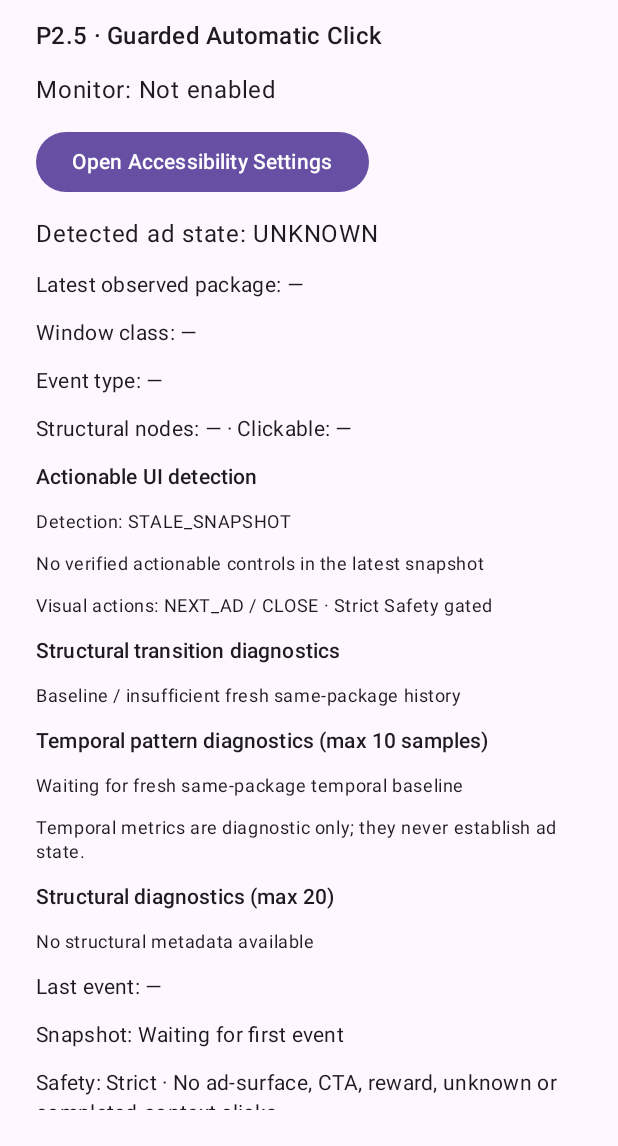
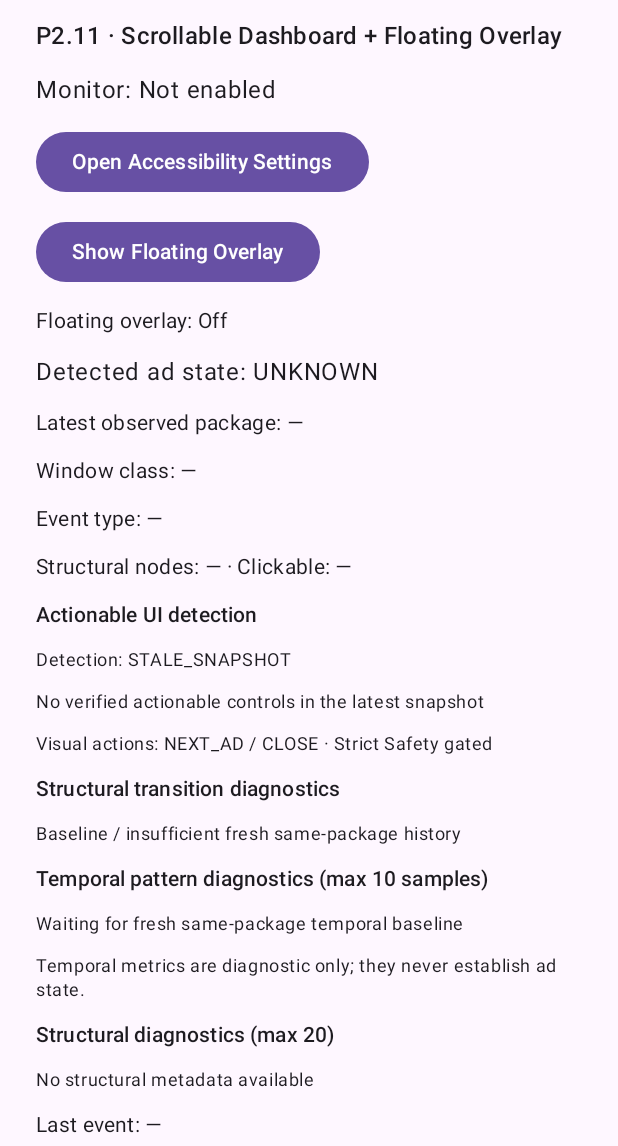
Before and after one commit to kenznguyen/Smart-Ad-Skip, an Android app built with Jetpack Compose: the screen it shows after launch (MainActivity), on a phone screen of 412 x 824 dp, the part 90-1236 px from its top. Run offline under Robolectric (Android 15) with nearby library versions, the phone set to English and light mode, and no system bars; our stand-ins replace AdMob.

Commit message:
feat(p2.11): make dashboard scrollable and add overlay control

```diff
--- a/app/src/main/java/com/kenznguyen/smartadskip/MainActivity.kt
+++ b/app/src/main/java/com/kenznguyen/smartadskip/MainActivity.kt
@@ -9,6 +9,8 @@ import androidx.compose.foundation.layout.Arrangement
 import androidx.compose.foundation.layout.Column
 import androidx.compose.foundation.layout.fillMaxSize
 import androidx.compose.foundation.layout.padding
+import androidx.compose.foundation.rememberScrollState
+import androidx.compose.foundation.verticalScroll
 import androidx.compose.material3.Button
 import androidx.compose.material3.MaterialTheme
 import androidx.compose.material3.Surface
@@ -23,6 +25,7 @@ import androidx.compose.ui.unit.dp
 import com.kenznguyen.smartadskip.accessibility.AccessibilityMonitorRepository
 import com.kenznguyen.smartadskip.accessibility.AccessibilitySnapshotPolicy
 import com.kenznguyen.smartadskip.detection.AdDetectionRepository
+import com.kenznguyen.smartadskip.overlay.OverlayRequestRepository
 import java.time.Instant
 import java.time.ZoneId
 import java.time.format.DateTimeFormatter
@@ -47,6 +50,7 @@ private fun AccessibilityMonitorScreen() {
     val isConnected by AccessibilityMonitorRepository.isConnected.collectAsState()
     val snapshot by AccessibilityMonitorRepository.latestSnapshot.collectAsState()
     val adState by AdDetectionRepository.state.collectAsState()
+    val overlayRequested by OverlayRequestRepository.requested.collectAsState()
     val nowMillis by produceState(initialValue = System.currentTimeMillis(), snapshot?.observedAtEpochMillis) {
         while (true) {
             value = System.currentTimeMillis()
@@ -69,17 +73,21 @@ private fun AccessibilityMonitorScreen() {
     } ?: "—"
 
     Column(
-        modifier = Modifier.fillMaxSize().padding(24.dp),
+        modifier = Modifier.fillMaxSize().verticalScroll(rememberScrollState()).padding(24.dp),
         verticalArrangement = Arrangement.spacedBy(12.dp)
     ) {
         Text("Smart Ad Skip", style = MaterialTheme.typography.headlineMedium)
-        Text("P2.5 · Guarded Automatic Click", style = MaterialTheme.typography.titleMedium)
+        Text("P2.11 · Scrollable Dashboard + Floating Overlay", style = MaterialTheme.typography.titleMedium)
         Text("Monitor: ${if (isConnected) "Connected" else "Not enabled"}", style = MaterialTheme.typography.bodyLarge)
         Button(onClick = {
             context.startActivity(Intent(Settings.ACTION_ACCESSIBILITY_SETTINGS))
         }) {
             Text("Open Accessibility Settings")
         }
+        Button(onClick = { OverlayRequestRepository.setRequested(!overlayRequested) }) {
+            Text(if (overlayRequested) "Hide Floating Overlay" else "Show Floating Overlay")
+        }
+        Text("Floating overlay: ${if (overlayRequested) "Requested" else "Off"}", style = MaterialTheme.typography.bodyMedium)
         Text("Detected ad state: $displayedAdState", style = MaterialTheme.typography.bodyLarge)
         Text("Latest observed package: ${snapshot?.packageName ?: "—"}", style = MaterialTheme.typography.bodyMedium)
         Text("Window class: ${snapshot?.windowClassName ?: "—"}", style = MaterialTheme.typography.bodyMedium)
@@ -144,6 +152,6 @@ private fun AccessibilityMonitorScreen() {
     }
 }
 
-private const val SNAPSHOT_STALE_AFTER_SECONDS = 15L
+private const val SNAPSHOT_STALE_AFTER_SECONDS = 5L
 private val EVENT_TIME_FORMATTER: DateTimeFormatter =
     DateTimeFormatter.ofPattern("HH:mm:ss").withZone(ZoneId.systemDefault())
```
